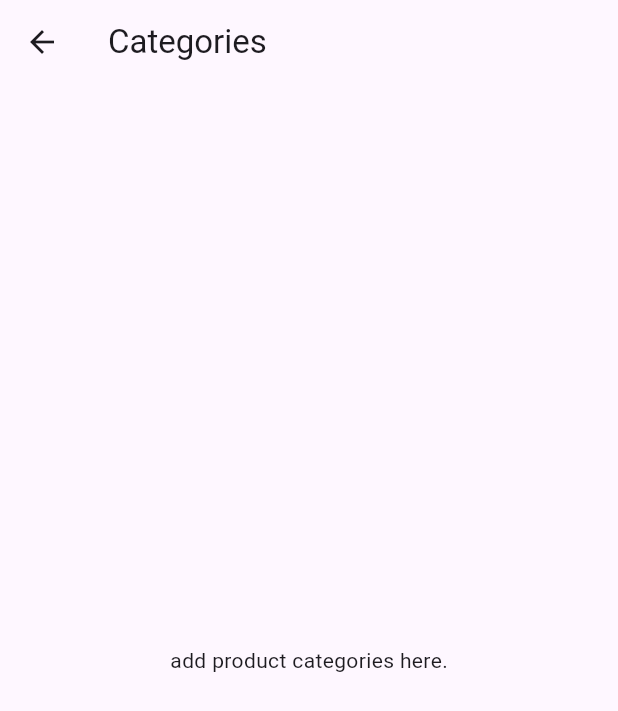
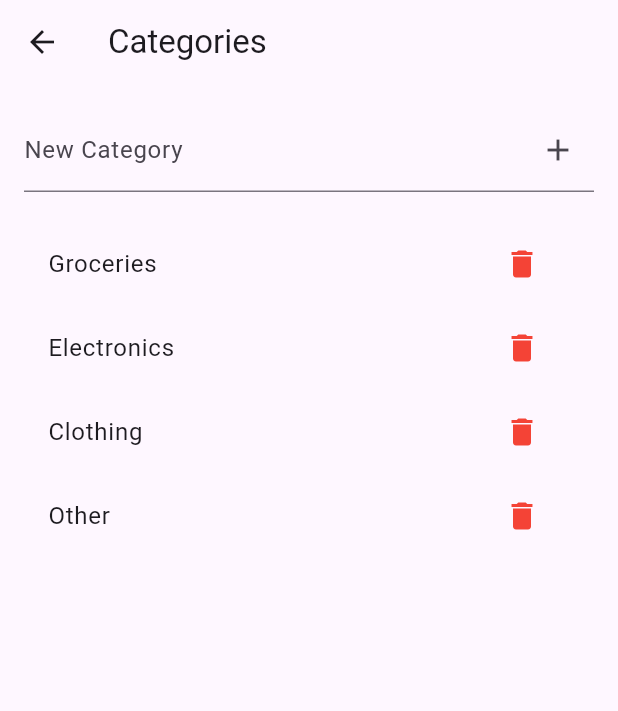
Before and after one commit to washingtonchilima/Open_source_group_5, a Flutter app: the CategoriesPage screen opened by its route, on a phone screen of 412 x 824 dp. Shown: the top 711 px of the screen. Run offline on Flutter 3.47's test engine with Material 3 defaults, Android fonts, the light colour scheme and no system bars.

Commit message:
additional features in the interface.

```diff
--- a/lib/categories_page.dart
+++ b/lib/categories_page.dart
@@ -1,13 +1,71 @@
 import 'package:flutter/material.dart';
 
-class CategoriesPage extends StatelessWidget {
+class CategoriesPage extends StatefulWidget {
   const CategoriesPage({super.key});
+
+  @override
+  State<CategoriesPage> createState() => _CategoriesPageState();
+}
+
+class _CategoriesPageState extends State<CategoriesPage> {
+  final TextEditingController _controller = TextEditingController();
+  final List<String> _categories = ['Groceries', 'Electronics', 'Clothing', 'Other'];
+
+  void _addCategory() {
+    final newCategory = _controller.text.trim();
+    if (newCategory.isNotEmpty && !_categories.contains(newCategory)) {
+      setState(() {
+        _categories.add(newCategory);
+        _controller.clear();
+      });
+    }
+  }
+
+  void _removeCategory(int index) {
+    setState(() {
+      _categories.removeAt(index);
+    });
+  }
 
   @override
   Widget build(BuildContext context) {
     return Scaffold(
       appBar: AppBar(title: const Text('Categories')),
-      body: const Center(child: Text('add product categories here.')),
+      body: Padding(
+        padding: const EdgeInsets.all(16.0),
+        child: Column(
+          children: [
+            TextField(
+              controller: _controller,
+              decoration: InputDecoration(
+                labelText: 'New Category',
+                suffixIcon: IconButton(
+                  icon: const Icon(Icons.add),
+                  onPressed: _addCategory,
+                ),
+              ),
+              onSubmitted: (_) => _addCategory(),
+            ),
+            const SizedBox(height: 20),
+            Expanded(
+              child: _categories.isEmpty
+                  ? const Center(child: Text('No categories yet.'))
+                  : ListView.builder(
+                itemCount: _categories.length,
+                itemBuilder: (context, index) {
+                  return ListTile(
+                    title: Text(_categories[index]),
+                    trailing: IconButton(
+                      icon: const Icon(Icons.delete, color: Colors.red),
+                      onPressed: () => _removeCategory(index),
+                    ),
+                  );
+                },
+              ),
+            ),
+          ],
+        ),
+      ),
     );
   }
 }
```
Also changed, not shown: lib/shopping_list_page.dart (+117 -2 lines), 3 other files.
